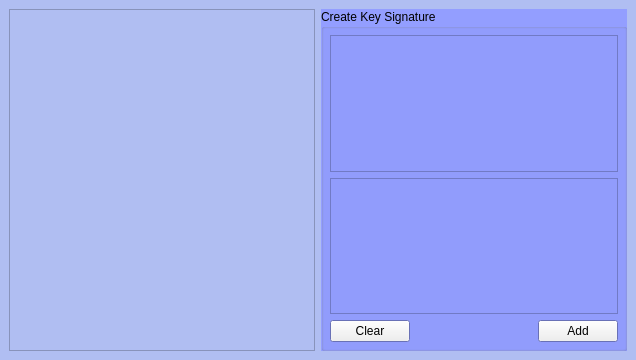
The window that mscore/mscore/keyedit.ui (musescore/musescore-old) describes before a commit, drawn with Qt 5.
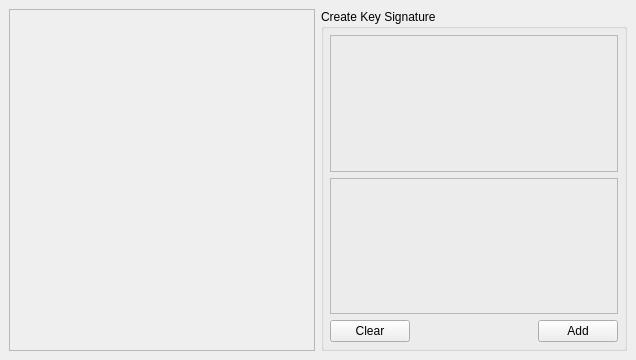
The same window after the commit. Custom widgets are drawn as their Qt base class.

```diff
--- a/mscore/mscore/keyedit.ui
+++ b/mscore/mscore/keyedit.ui
@@ -10,70 +10,6 @@
     <height>360</height>
    </rect>
   </property>
-  <property name="palette">
-   <palette>
-    <active>
-     <colorrole role="Base">
-      <brush brushstyle="SolidPattern">
-       <color alpha="255">
-        <red>255</red>
-        <green>255</green>
-        <blue>255</blue>
-       </color>
-      </brush>
-     </colorrole>
-     <colorrole role="Window">
-      <brush brushstyle="SolidPattern">
-       <color alpha="255">
-        <red>176</red>
-        <green>190</green>
-        <blue>242</blue>
-       </color>
-      </brush>
-     </colorrole>
-    </active>
-    <inactive>
-     <colorrole role="Base">
-      <brush brushstyle="SolidPattern">
-       <color alpha="255">
-        <red>255</red>
-        <green>255</green>
-        <blue>255</blue>
-       </color>
-      </brush>
-     </colorrole>
-     <colorrole role="Window">
-      <brush brushstyle="SolidPattern">
-       <color alpha="255">
-        <red>176</red>
-        <green>190</green>
-        <blue>242</blue>
-       </color>
-      </brush>
-     </colorrole>
-    </inactive>
-    <disabled>
-     <colorrole role="Base">
-      <brush brushstyle="SolidPattern">
-       <color alpha="255">
-        <red>176</red>
-        <green>190</green>
-        <blue>242</blue>
-       </color>
-      </brush>
-     </colorrole>
-     <colorrole role="Window">
-      <brush brushstyle="SolidPattern">
-       <color alpha="255">
-        <red>176</red>
-        <green>190</green>
-        <blue>242</blue>
-       </color>
-      </brush>
-     </colorrole>
-    </disabled>
-   </palette>
-  </property>
   <property name="windowTitle">
    <string>Form</string>
   </property>
@@ -108,70 +44,6 @@
        <verstretch>0</verstretch>
       </sizepolicy>
      </property>
-     <property name="palette">
-      <palette>
-       <active>
-        <colorrole role="Base">
-         <brush brushstyle="SolidPattern">
-          <color alpha="255">
-           <red>255</red>
-           <green>255</green>
-           <blue>255</blue>
-          </color>
-         </brush>
-        </colorrole>
-        <colorrole role="Window">
-         <brush brushstyle="SolidPattern">
-          <color alpha="255">
-           <red>147</red>
-           <green>158</green>
-           <blue>255</blue>
-          </color>
-         </brush>
-        </colorrole>
-       </active>
-       <inactive>
-        <colorrole role="Base">
-         <brush brushstyle="SolidPattern">
-          <color alpha="255">
-           <red>255</red>
-           <green>255</green>
-           <blue>255</blue>
-          </color>
-         </brush>
-        </colorrole>
-        <colorrole role="Window">
-         <brush brushstyle="SolidPattern">
-          <color alpha="255">
-           <red>147</red>
-           <green>158</green>
-           <blue>255</blue>
-          </color>
-         </brush>
-        </colorrole>
-       </inactive>
-       <disabled>
-        <colorrole role="Base">
-         <brush brushstyle="SolidPattern">
-          <color alpha="255">
-           <red>147</red>
-           <green>158</green>
-           <blue>255</blue>
-          </color>
-         </brush>
-        </colorrole>
-        <colorrole role="Window">
-         <brush brushstyle="SolidPattern">
-          <color alpha="255">
-           <red>147</red>
-           <green>158</green>
-           <blue>255</blue>
-          </color>
-         </brush>
-        </colorrole>
-       </disabled>
-      </palette>
-     </property>
      <property name="autoFillBackground">
       <bool>true</bool>
      </property>
```
